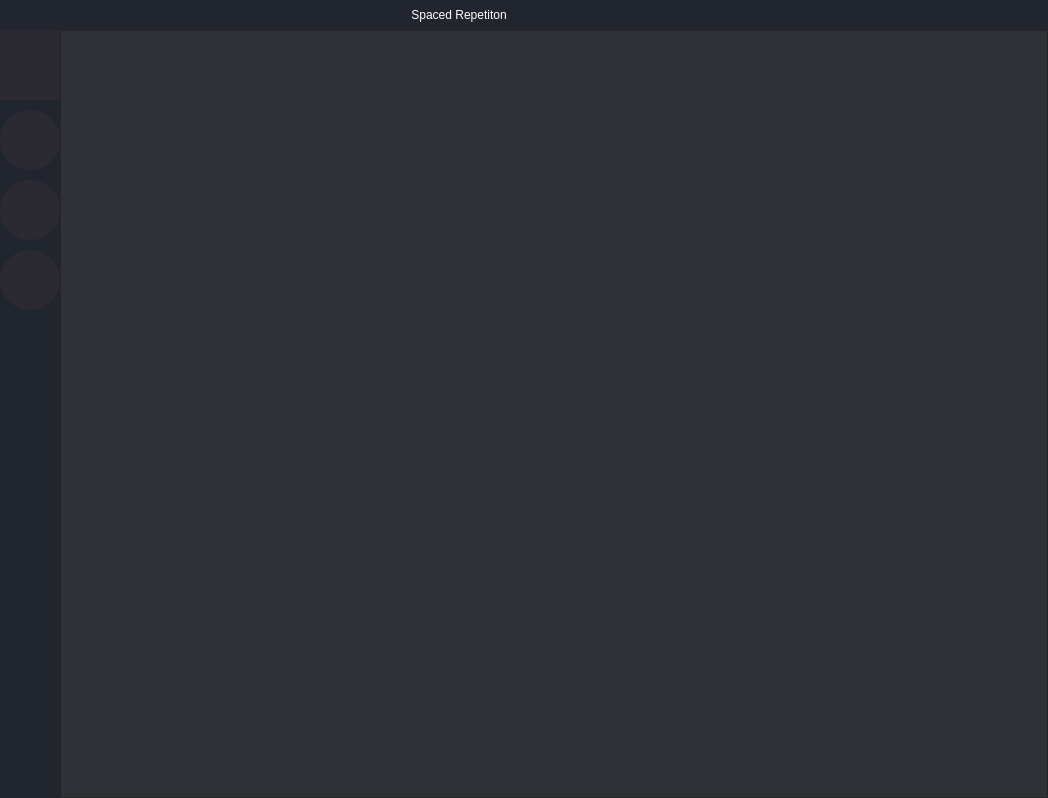
Qt form ui/main.ui (DenisPald/spaced-repetition) before a commit.
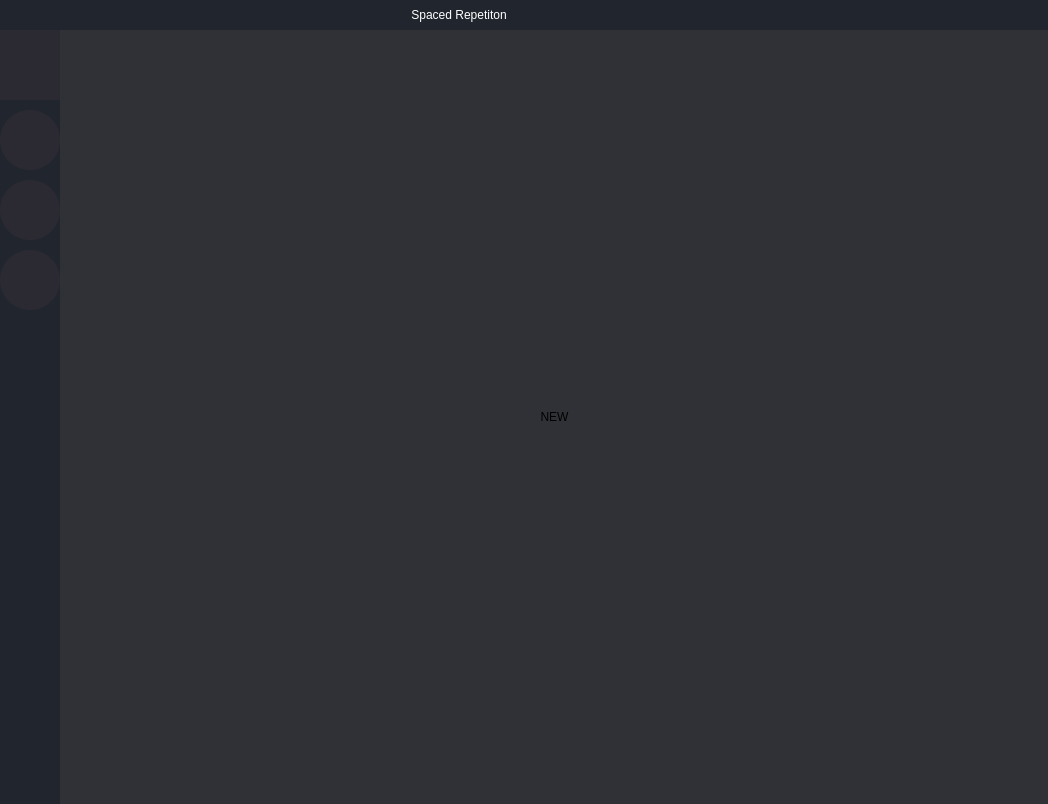
The same form after that commit. Icons and pictures are not drawn.

The edit to the form file:
```diff
--- a/ui/main.ui
+++ b/ui/main.ui
@@ -7,7 +7,7 @@
     <x>0</x>
     <y>0</y>
     <width>1048</width>
-    <height>798</height>
+    <height>804</height>
    </rect>
   </property>
   <property name="windowTitle">
@@ -537,34 +537,53 @@
                <number>0</number>
               </property>
               <item>
-               <widget class="QFrame" name="frame_2">
-                <property name="frameShape">
-                 <enum>QFrame::StyledPanel</enum>
-                </property>
-                <property name="frameShadow">
-                 <enum>QFrame::Raised</enum>
-                </property>
-                <layout class="QHBoxLayout" name="horizontalLayout_4">
-                 <property name="spacing">
-                  <number>0</number>
-                 </property>
-                 <property name="leftMargin">
-                  <number>50</number>
-                 </property>
-                 <property name="topMargin">
-                  <number>50</number>
-                 </property>
-                 <property name="rightMargin">
-                  <number>50</number>
-                 </property>
-                 <property name="bottomMargin">
-                  <number>50</number>
-                 </property>
-                 <item>
-                  <layout class="QGridLayout" name="home_page_layout"/>
-                 </item>
-                </layout>
-               </widget>
+               <layout class="QGridLayout" name="home_page_layout"/>
+              </item>
+              <item>
+               <layout class="QGridLayout" name="gridLayout_4">
+                <item row="0" column="0">
+                 <spacer name="horizontalSpacer">
+                  <property name="orientation">
+                   <enum>Qt::Horizontal</enum>
+                  </property>
+                  <property name="sizeHint" stdset="0">
+                   <size>
+                    <width>40</width>
+                    <height>20</height>
+                   </size>
+                  </property>
+                 </spacer>
+                </item>
+                <item row="0" column="2">
+                 <spacer name="horizontalSpacer_2">
+                  <property name="orientation">
+                   <enum>Qt::Horizontal</enum>
+                  </property>
+                  <property name="sizeHint" stdset="0">
+                   <size>
+                    <width>40</width>
+                    <height>20</height>
+                   </size>
+                  </property>
+                 </spacer>
+                </item>
+                <item row="0" column="1">
+                 <widget class="QPushButton" name="pushButton">
+                  <property name="sizePolicy">
+                   <sizepolicy hsizetype="Minimum" vsizetype="Minimum">
+                    <horstretch>0</horstretch>
+                    <verstretch>0</verstretch>
+                   </sizepolicy>
+                  </property>
+                  <property name="styleSheet">
+                   <string notr="true">border: 0px solid;</string>
+                  </property>
+                  <property name="text">
+                   <string>NEW</string>
+                  </property>
+                 </widget>
+                </item>
+               </layout>
               </item>
              </layout>
             </widget>
```
Left out of the diff: 4 changed lines with no effect on the pictures.
